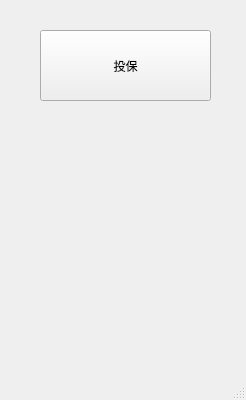
This is AutoInsuranceSystem/AutoInsuranceSystem/AutoInsuranceSystem.ui in XD-S/AutoInsuranceSystem as Qt 5 draws it before an edit. The edited form follows.
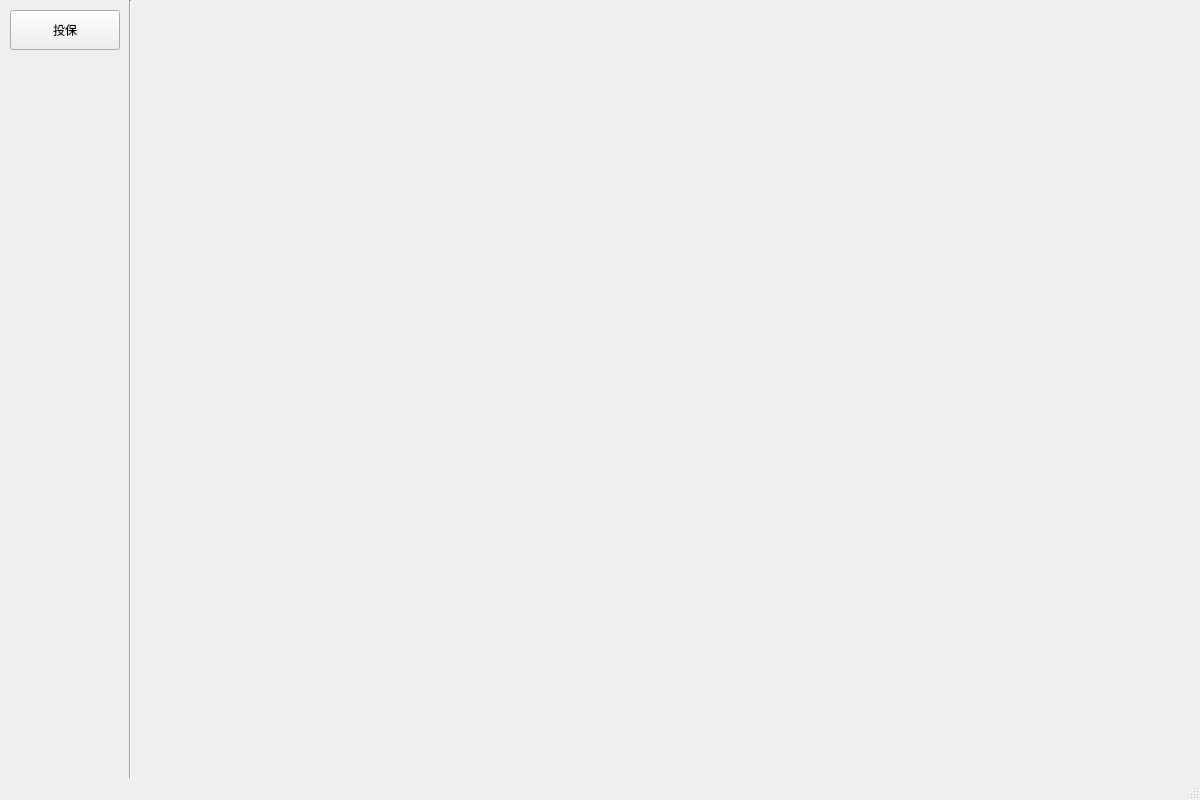
This is the edited form.

```diff
--- a/AutoInsuranceSystem/AutoInsuranceSystem/AutoInsuranceSystem.ui
+++ b/AutoInsuranceSystem/AutoInsuranceSystem/AutoInsuranceSystem.ui
@@ -9,8 +9,8 @@
    <rect>
     <x>0</x>
     <y>0</y>
-    <width>246</width>
-    <height>400</height>
+    <width>1200</width>
+    <height>800</height>
    </rect>
   </property>
   <property name="sizePolicy">
@@ -26,16 +26,29 @@
    <widget class="QPushButton" name="pushButton">
     <property name="geometry">
      <rect>
-      <x>40</x>
-      <y>30</y>
-      <width>171</width>
-      <height>71</height>
+      <x>10</x>
+      <y>10</y>
+      <width>110</width>
+      <height>40</height>
      </rect>
     </property>
     <property name="text">
      <string>投保</string>
     </property>
    </widget>
+   <widget class="Line" name="line">
+    <property name="geometry">
+     <rect>
+      <x>120</x>
+      <y>0</y>
+      <width>20</width>
+      <height>800</height>
+     </rect>
+    </property>
+    <property name="orientation">
+     <enum>Qt::Vertical</enum>
+    </property>
+   </widget>
   </widget>
   <widget class="QStatusBar" name="statusBar"/>
  </widget>
```
Left out of the diff: 2 changed lines with no effect on the pictures.
